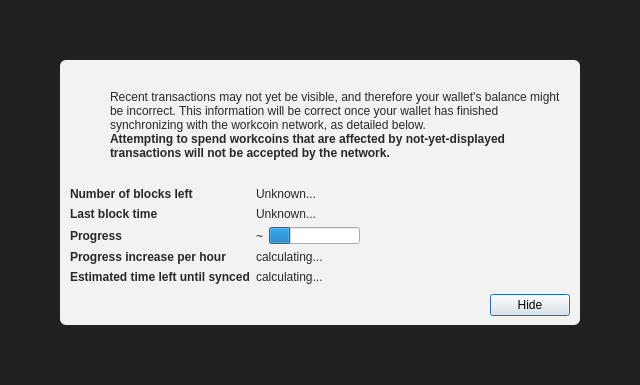
Above: src/qt/forms/modaloverlay.ui from minblock/workcoin before the change. Below: the same form after it.
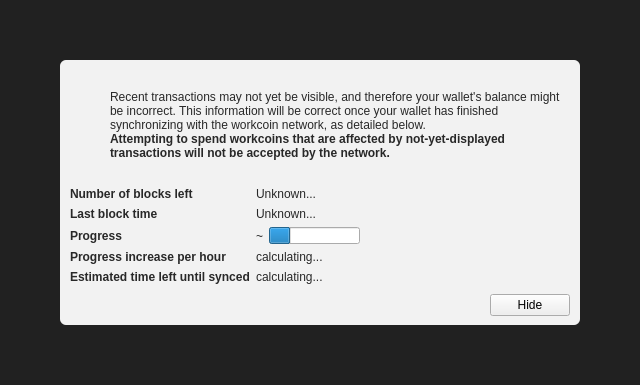
That is the form after the change. Icons and pictures are not drawn. Custom widgets are drawn as their Qt base class.

The edit to the form file:
```diff
--- a/src/qt/forms/modaloverlay.ui
+++ b/src/qt/forms/modaloverlay.ui
@@ -351,12 +351,6 @@
              <property name="text">
               <string>Hide</string>
              </property>
-             <property name="focusPolicy">
-              <enum>Qt::StrongFocus</enum>
-             </property>
-             <property name="default">
-              <bool>true</bool>
-             </property>
             </widget>
            </item>
           </layout>
```
